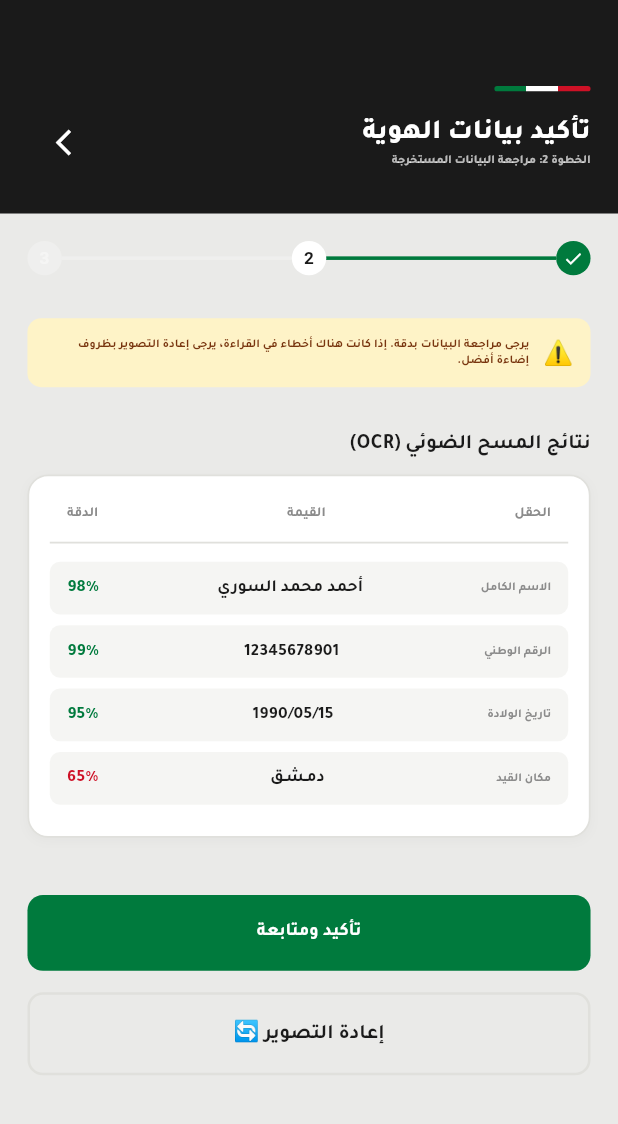
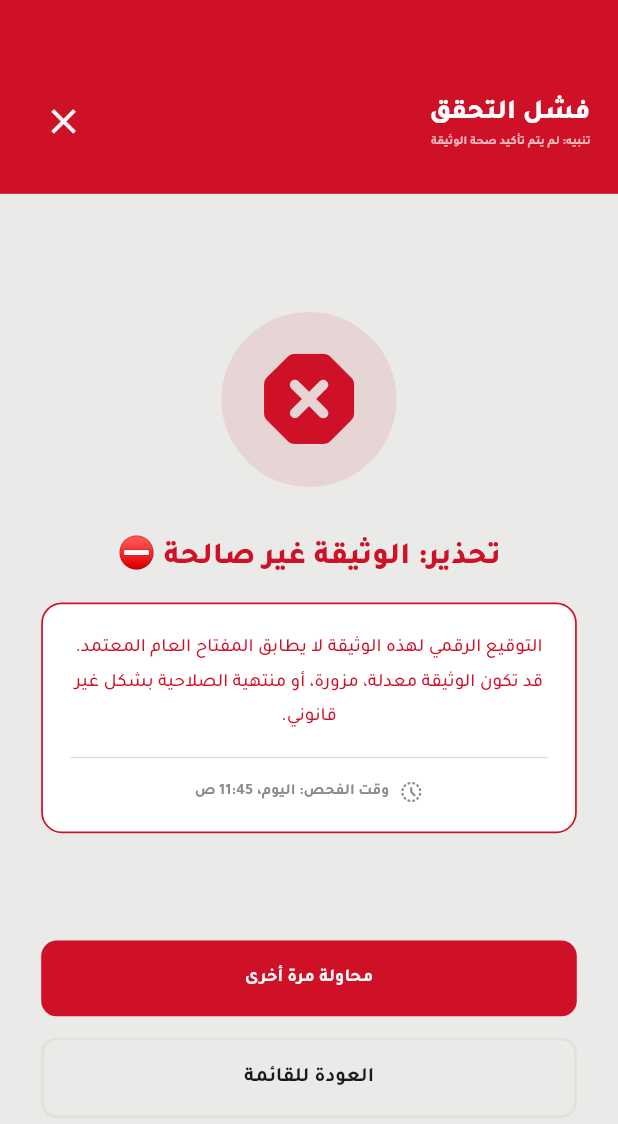
Before and after one commit to Salman-S6/Yaqeen, a Flutter app: the screen it shows after launch, on a phone screen of 412 x 824 dp. Shown: the top 1124 px of the screen. Run offline on Flutter 3.47's test engine with Material 3 defaults, Android fonts, the phone set to English and light mode, and no system bars; our stand-ins replace flutter_screenutil.

Commit message:
feat(qr): إضافة واجهات التحقق وحذف أقسام الموظف والآدمن

```diff
--- a/flutter_app/lib/features/qr_verification/presentation/screens/qr_forged_screen.dart
+++ b/flutter_app/lib/features/qr_verification/presentation/screens/qr_forged_screen.dart
@@ -0,0 +1,118 @@
+import 'package:flutter/material.dart';
+import 'package:flutter_screenutil/flutter_screenutil.dart';
+
+import '../../../../core/constants/app_colors.dart';
+import '../../../../core/constants/app_text_styles.dart';
+import '../../../../core/widgets/headers/custom_app_bar.dart';
+import '../../../../core/widgets/buttons/danger_button.dart'; // الويدجت الأحمر الذي برمجناه
+import '../../../../core/widgets/buttons/outline_button.dart';
+
+class QrForgedScreen extends StatelessWidget {
+  const QrForgedScreen({super.key});
+
+  @override
+  Widget build(BuildContext context) {
+    return Scaffold(
+      backgroundColor: AppColors.background,
+      body: Column(
+        children: [
+          // 1. هيدر أحمر يرمز للخطر والفشل
+          CustomAppBar(
+            title: "فشل التحقق",
+            subtitle: "تنبيه: لم يتم تأكيد صحة الوثيقة",
+            backgroundColor: AppColors.red,
+            showFlag: false,
+            actions: [
+              IconButton(
+                icon: Icon(Icons.close, color: AppColors.white, size: 24.sp),
+                onPressed: () => Navigator.pop(context),
+              ),
+            ],
+          ),
+
+          // 2. محتوى التنبيه (متمركز في الشاشة لجذب الانتباه)
+          Expanded(
+            child: Padding(
+              padding: EdgeInsets.symmetric(horizontal: 24.w),
+              child: Column(
+                mainAxisAlignment: MainAxisAlignment.center,
+                children: [
+                  // مؤشر بصري كبير للفشل ❌
+                  Container(
+                    padding: EdgeInsets.all(16.w),
+                    decoration: BoxDecoration(
+                      color: AppColors.red.withOpacity(0.1),
+                      shape: BoxShape.circle,
+                    ),
+                    child: Icon(Icons.dangerous_rounded, color: AppColors.red, size: 70.sp),
+                  ),
+
+                  SizedBox(height: 24.h),
+
+                  Text(
+                    "تحذير: الوثيقة غير صالحة ⛔",
+                    style: AppTextStyles.sectionTitle.copyWith(color: AppColors.red, fontSize: 18.sp),
+                    textAlign: TextAlign.center,
+                  ),
+
+                  SizedBox(height: 12.h),
+
+                  // صندوق شرح السبب
+                  Container(
+                    width: double.infinity,
+                    padding: EdgeInsets.all(16.w),
+                    decoration: BoxDecoration(
+                      color: AppColors.white,
+                      borderRadius: BorderRadius.circular(12.r),
+                      border: Border.all(color: AppColors.red, width: 1.w),
+                    ),
+                    child: Column(
+                      children: [
+                        Text(
+                          "التوقيع الرقمي لهذه الوثيقة لا يطابق المفتاح العام المعتمد. قد تكون الوثيقة معدلة، مزورة، أو منتهية الصلاحية بشكل غير قانوني.",
+                          style: AppTextStyles.bodyRegular.copyWith(
+                            color: AppColors.red,
+                            fontSize: 11.sp,
+                            height: 1.5.h,
+                          ),
+                          textAlign: TextAlign.center,
+                        ),
+                        SizedBox(height: 12.h),
+                        Divider(color: AppColors.border, height: 1.h),
+                        SizedBox(height: 12.h),
+                        Row(
+                          mainAxisAlignment: MainAxisAlignment.center,
+                          children: [
+                            Icon(Icons.history_toggle_off_rounded, color: AppColors.grayMid, size: 14.sp),
+                            SizedBox(width: 6.w),
+                            Text(
+                              "وقت الفحص: اليوم، 11:45 ص",
+                              style: AppTextStyles.smallLabel.copyWith(fontSize: 9.sp),
+                            ),
+                          ],
+                        ),
+                      ],
+                    ),
+                  ),
+
+                  SizedBox(height: 60.h),
+
+                  // الأزرار
+                  DangerButton(
+                    text: "محاولة مرة أخرى",
+                    onPressed: () => Navigator.pop(context), // يعود للماسح
+                  ),
+                  SizedBox(height: 12.h),
+                  CustomOutlineButton(
+                    text: "العودة للقائمة",
+                    onPressed: () => Navigator.pop(context), // أو العودة للرئيسية حسب الحاجة
+                  ),
+                ],
+              ),
+            ),
+          ),
+        ],
+      ),
+    );
+  }
+}
--- a/flutter_app/lib/main.dart
+++ b/flutter_app/lib/main.dart
@@ -11,6 +11,9 @@ import 'features/citizen/presentation/screens/ocr_verification_screen.dart';
 import 'features/citizen/presentation/screens/request_detail_screen.dart';
 import 'features/citizen/presentation/screens/requests_list_screen.dart';
 import 'features/citizen/presentation/screens/waiting_screen.dart';
+import 'features/qr_verification/presentation/screens/qr_forged_screen.dart';
+import 'features/qr_verification/presentation/screens/qr_scan_screen.dart';
+import 'features/qr_verification/presentation/screens/qr_success_screen.dart';
 
 void main() {
   runApp(const MyApp());
@@ -36,7 +39,7 @@ class MyApp extends StatelessWidget {
               child: child!,
             );
           },
-          home: const OcrVerificationScreen(),
+          home: const QrForgedScreen(),
         );
       },
     );
```
Also changed, not shown: flutter_app/lib/features/qr_verification/presentation/screens/qr_scan_screen.dart (+94 -0 lines), flutter_app/lib/features/qr_verification/presentation/screens/qr_success_screen.dart (+138 -0 lines), flutter_app/lib/features/admin/data/models/stats_model.dart (deleted), flutter_app/lib/features/admin/data/models/user_admin_model.dart (deleted), flutter_app/lib/features/admin/data/repositories/admin_repository.dart (deleted), flutter_app/lib/features/admin/presentation/bloc/admin_bloc.dart (deleted), flutter_app/lib/features/admin/presentation/bloc/admin_event.dart (deleted), flutter_app/lib/features/admin/presentation/bloc/admin_state.dart (deleted), flutter_app/lib/features/admin/presentation/screens/admin_stats_screen.dart (deleted), flutter_app/lib/features/admin/presentation/screens/admin_users_screen.dart (deleted), flutter_app/lib/features/employee/data/models/review_task_model.dart (deleted), flutter_app/lib/features/employee/data/repositories/employee_repository.dart (deleted), flutter_app/lib/features/employee/presentation/bloc/employee_bloc.dart (deleted), flutter_app/lib/features/employee/presentation/bloc/employee_event.dart (deleted), 3 more files.
